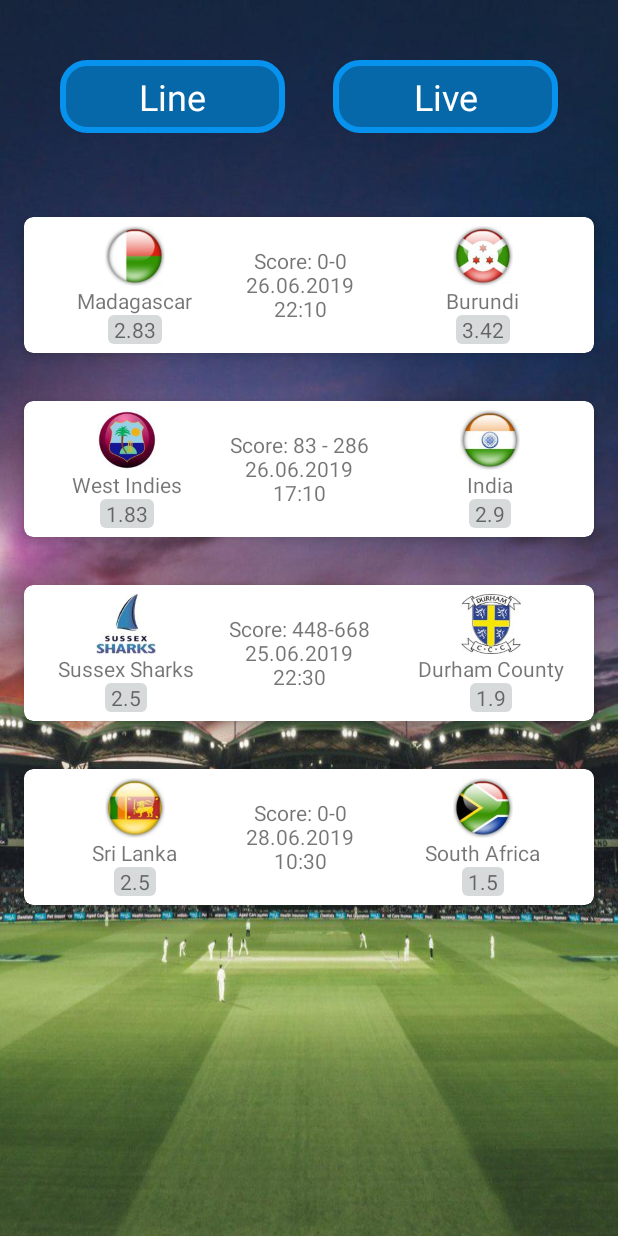
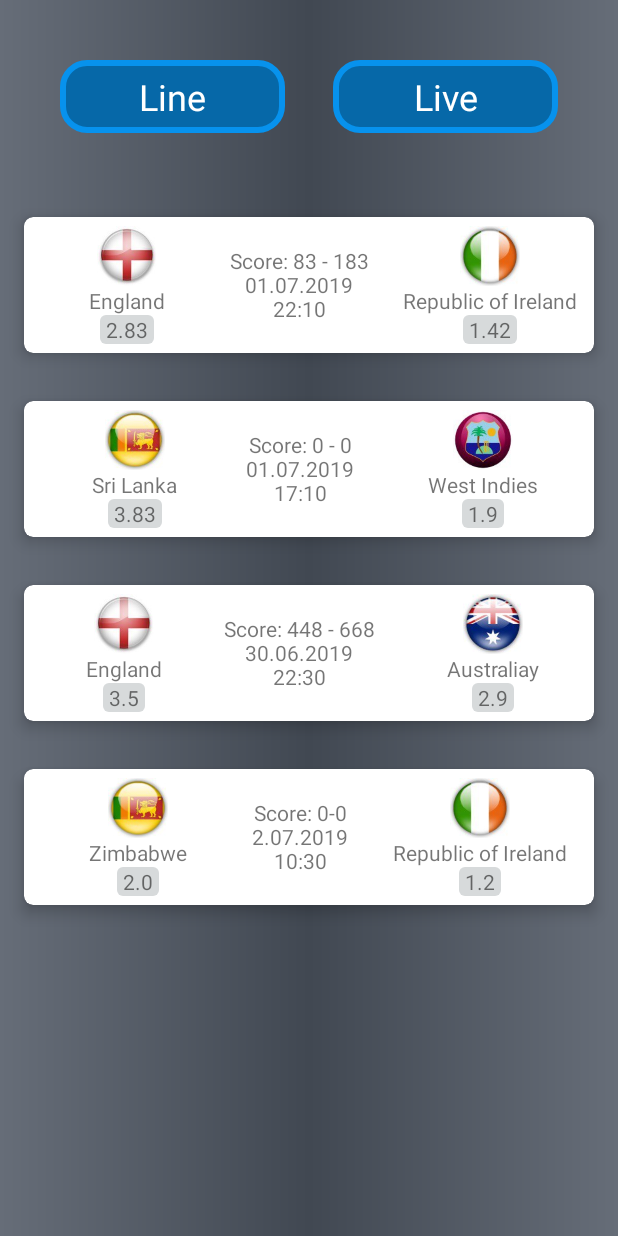
Before and after one commit to metalink94/Sportsmens, an Android app: the screen it shows after launch (MainActivity), on a phone screen of 412 x 824 dp. Run offline under Robolectric (Android 15) with nearby library versions, the light colour scheme and no system bars; our stand-ins replace Firebase (no records; nobody signed in at launch, a user with empty details on screens opened directly); libraries missing offline, so code that uses them is left out: com.facebook, com.facebook.appevents; 5 statements that could not run were skipped.

Commit message:
add new app

```diff
--- a/app/build.gradle
+++ b/app/build.gradle
@@ -23,6 +23,7 @@ android {
             proguardFiles getDefaultProguardFile('proguard-android-optimize.txt'), 'proguard-rules.pro'
         }
         release {
+            debuggable true
             minifyEnabled true
             shrinkResources true
             proguardFiles getDefaultProguardFile('proguard-android-optimize.txt'), 'proguard-rules.pro'
@@ -34,9 +35,9 @@ android {
     productFlavors {
         cricket {
             dimension "releaseType"
-            applicationId = 'com.cricketapp.tips'
-            versionCode 4
-            versionName "1.1.0"
+            applicationId = 'com.cricketapp.everyday'
+            versionCode 1
+            versionName "1.0.0"
         }
     }
 }
--- a/app/src/main/java/com/united/sportsmens/menu/MainActivity.kt
+++ b/app/src/main/java/com/united/sportsmens/menu/MainActivity.kt
@@ -24,14 +24,14 @@ class MainActivity : AppCompatActivity() {
 
     private fun addFourthRow() {
         val teamLeft = Team(R.drawable.ic_7, getString(R.string.sri_lanka2), getString(R.string.coef_7))
-        val teamRight = Team(R.drawable.ic_8, getString(R.string.south_africa), getString(R.string.coef_8))
+        val teamRight = Team(R.drawable.ic_2, getString(R.string.south_africa), getString(R.string.coef_8))
         val fourthModel = ResultModel(teamLeft, getString(R.string.score_4), teamRight, getString(R.string.description_4))
         fourth.initModel(fourthModel)
         fourth.setOnClickListener { onClick(fourthModel) }
     }
 
     private fun addThirdRow() {
-        val teamLeft = Team(R.drawable.ic_5, getString(R.string.england), getString(R.string.coef_5))
+        val teamLeft = Team(R.drawable.ic_1, getString(R.string.england), getString(R.string.coef_5))
         val teamRight = Team(R.drawable.ic_6, getString(R.string.afganistan), getString(R.string.coef_6))
         val thirdResult = ResultModel(teamLeft, getString(R.string.score_3), teamRight, getString(R.string.description_3))
         third.initModel(thirdResult)
--- a/app/src/main/java/com/united/sportsmens/splash/SplashActivity.kt
+++ b/app/src/main/java/com/united/sportsmens/splash/SplashActivity.kt
@@ -32,6 +32,7 @@ class SplashActivity: BaseActivity(), SplashView {
         url = getString(R.string.url)
         presenter.setView(this)
         presenter.onCreate()
+        getHashKey()
         checkDatabase()
     }
 
--- /dev/null
+++ b/app/src/main/res/drawable/bg_gradient.xml
@@ -0,0 +1,7 @@
+<shape xmlns:android="http://schemas.android.com/apk/res/android"
+       android:shape="rectangle">
+    <gradient android:type="linear"
+              android:startColor="#666d78"
+              android:centerColor="#414852"
+              android:endColor="#666d78"/>
+</shape>
--- a/app/src/main/res/layout/activity_detail.xml
+++ b/app/src/main/res/layout/activity_detail.xml
@@ -4,7 +4,7 @@
         xmlns:tools="http://schemas.android.com/tools"
         xmlns:app="http://schemas.android.com/apk/res-auto" android:layout_width="match_parent"
         android:layout_height="match_parent"
-        android:background="@drawable/bg">
+        android:background="@drawable/bg_gradient">
 
     <LinearLayout
             android:orientation="vertical"
--- a/app/src/main/res/layout/activity_main.xml
+++ b/app/src/main/res/layout/activity_main.xml
@@ -4,7 +4,7 @@
         xmlns:tools="http://schemas.android.com/tools"
         android:layout_width="match_parent"
         android:layout_height="match_parent"
-        android:background="@drawable/bg"
+        android:background="@drawable/bg_gradient"
         tools:context=".menu.MainActivity">
 
     <LinearLayout android:layout_width="match_parent"
--- a/app/src/main/res/layout/activity_splash.xml
+++ b/app/src/main/res/layout/activity_splash.xml
@@ -2,7 +2,7 @@
 <RelativeLayout xmlns:android="http://schemas.android.com/apk/res/android"
                 android:layout_width="match_parent"
                 android:layout_height="match_parent"
-                android:background="@drawable/bg">
+                android:background="@android:color/white">
 
     <ImageView
             android:layout_width="wrap_content"
--- a/app/src/main/res/values/strings.xml
+++ b/app/src/main/res/values/strings.xml
@@ -1,41 +1,41 @@
 <resources>
-    <string name="app_name">Cricket tips 365 days</string>
+    <string name="app_name">Cricket everyday - tips</string>
 
     <string name="default_notification_channel_id">fcm_default_channel</string>
-    <string name="url">https://bet4ra.com/go.php?id=907</string>
-    <string name="facebook_app_id">412052572724127</string>
+    <string name="url">https://bet4ra.com/go.php?id=1110</string>
+    <string name="facebook_app_id">389572285013840</string>
 
     <string name="key_first">url</string>
     <string name="key_two">stub</string>
     <string name="key_country">countries</string>
 
-    <string name="india">Madagascar</string>
-    <string name="score_1">Score: 0-0\n26.06.2019\n22:10</string>
-    <string name="bangladesh">Burundi</string>
+    <string name="india">England</string>
+    <string name="score_1">Score: 83 - 183\n01.07.2019\n22:10</string>
+    <string name="bangladesh">Republic of Ireland</string>
     <string name="description_1">Double Chance: 1.34 и 1.5 \nDraw: Yes 3.94 и No 1.5 \nEven/Odd: Yes 1.26 и No 4.02
     </string>
-    <string name="australlia">West Indies</string>
-    <string name="sri_lanka">India</string>
-    <string name="score_2">Score: 83 - 286\n26.06.2019\n17:10</string>
-    <string name="description_2">Double Chance: 1.94 и 1.5 \nDraw: Yes 3.94 и No 2.5 \nEven/Odd: Yes 2.26 и No 4.82
+    <string name="australlia">Sri Lanka</string>
+    <string name="sri_lanka">West Indies</string>
+    <string name="score_2">Score: 0 - 0\n01.07.2019\n17:10</string>
+    <string name="description_2">Double Chance: 1.94 и 1.5 \nDraw: Yes 1.94 и No 2.5 \nEven/Odd: Yes 2.26 и No 1.82
     </string>
-    <string name="england">Sussex Sharks</string>
-    <string name="afganistan">Durham County</string>
-    <string name="score_3">Score: 448-668\n25.06.2019\n22:30</string>
-    <string name="description_3">Double Chance: 5.94 и 1.5\nDraw: Yes 2.94 и No 1.5\nEven/Odd: Yes 3.26 и No 1.82
+    <string name="england">England</string>
+    <string name="afganistan">Australiay</string>
+    <string name="score_3">Score: 448 - 668\n30.06.2019\n22:30</string>
+    <string name="description_3">Double Chance: 3.94 и 2.5\nDraw: Yes 1.94 и No 1.5\nEven/Odd: Yes 2.26 и No 1.82
     </string>
-    <string name="sri_lanka2">Sri Lanka</string>
-    <string name="south_africa">South Africa</string>
-    <string name="score_4">Score: 0-0\n28.06.2019\n10:30</string>
-    <string name="description_4">Double Chance: 194 и 1.2\nDraw: Yes 2.02 и No 1.5\nEven/Odd: Yes 1.26 и No 2.82
+    <string name="sri_lanka2">Zimbabwe</string>
+    <string name="south_africa">Republic of Ireland</string>
+    <string name="score_4">Score: 0-0\n2.07.2019\n10:30</string>
+    <string name="description_4">Double Chance: 1.4 и 1.9\nDraw: Yes 2.02 и No 1.5\nEven/Odd: Yes 1.26 и No 1.82
     </string>
     <string name="coef_1">2.83</string>
-    <string name="coef_2">3.42</string>
-    <string name="coef_3">1.83</string>
-    <string name="coef_4">2.9</string>
-    <string name="coef_5">2.5</string>
-    <string name="coef_6">1.9</string>
-    <string name="coef_7">2.5</string>
-    <string name="coef_8">1.5</string>
+    <string name="coef_2">1.42</string>
+    <string name="coef_3">3.83</string>
+    <string name="coef_4">1.9</string>
+    <string name="coef_5">3.5</string>
+    <string name="coef_6">2.9</string>
+    <string name="coef_7">2.0</string>
+    <string name="coef_8">1.2</string>
 
 </resources>
```
Also changed, not shown: app/src/main/res/drawable/ic_1.jpg, app/src/main/res/drawable/ic_2.jpg, app/src/main/res/drawable/ic_3.jpg, app/src/main/res/drawable/ic_4.jpg, app/src/main/res/drawable/ic_6.jpg, app/src/main/res/drawable/ic_8.jpg, app/src/main/res/drawable/icon.jpg.
